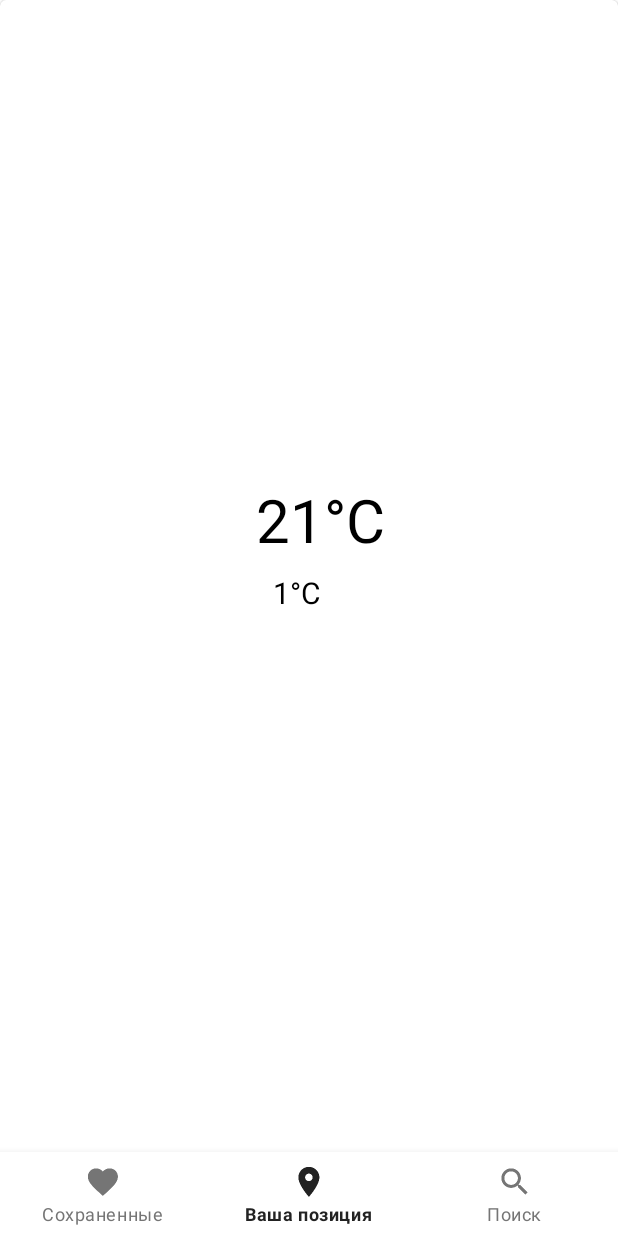
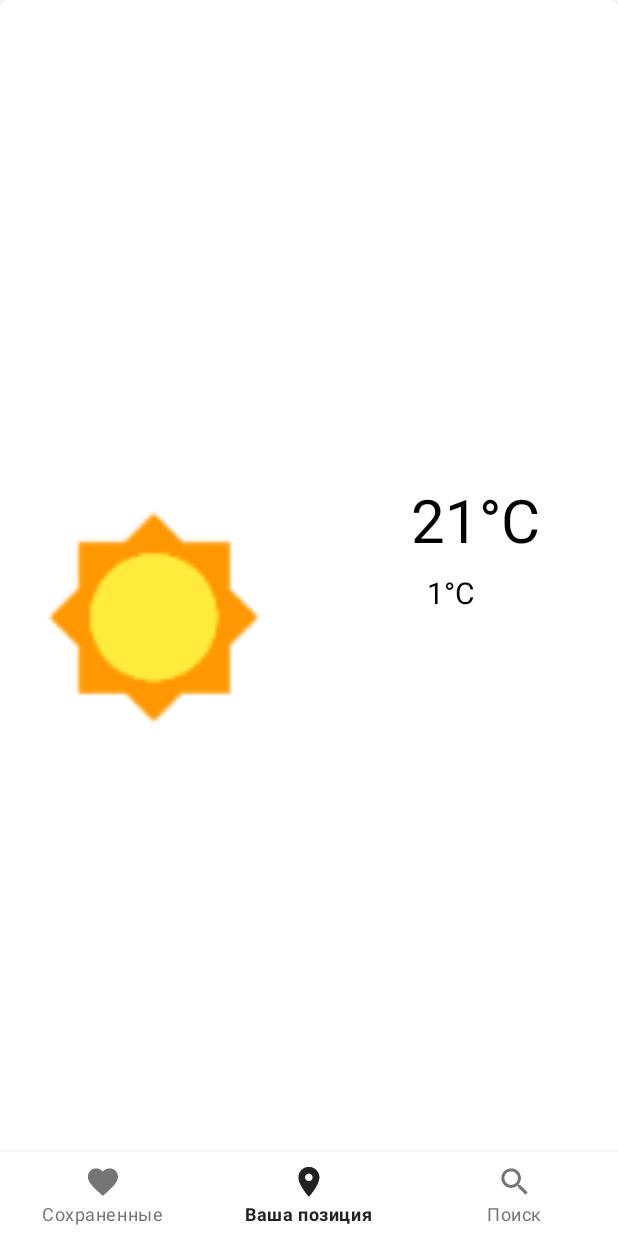
Before and after one commit to vldrshv/android_forecast, an Android app: the screen it shows after launch (MainActivity), on a phone screen of 412 x 824 dp. Run offline under Robolectric (Android 15) with nearby library versions, the phone set to English and light mode, and no system bars; libraries missing offline, so code that uses them is left out: bg.devlabs.transitioner; 5 statements that could not run were skipped.

Commit message:
updated layout.

```diff
--- a/Forecast/app/src/main/res/layout/current_locations_fragment.xml
+++ b/Forecast/app/src/main/res/layout/current_locations_fragment.xml
@@ -8,14 +8,14 @@
     android:layout_height="match_parent">
 
     <com.google.android.material.card.MaterialCardView
+        android:id="@+id/ending_view"
         style="@style/Widget.MaterialComponents.CardView"
-        android:id="@+id/ending_view"
-        android:layout_width="match_parent"
+        android:layout_width="0dp"
         android:layout_height="wrap_content"
         android:layout_marginStart="8dp"
         android:layout_marginTop="8dp"
         android:layout_marginEnd="8dp"
-        android:alpha="0.01"
+        android:alpha="0.1"
         android:orientation="vertical"
         android:padding="8dp"
         android:tag="starting_view"
@@ -24,9 +24,34 @@
         app:layout_constraintTop_toTopOf="parent">
 
         <LinearLayout
+            android:layout_width="match_parent"
+            android:layout_height="wrap_content"
+            android:gravity="center"
+            android:orientation="horizontal"
+            android:tag="linear_one"
+            android:weightSum="2">
+
+            <LinearLayout
+                android:layout_width="match_parent"
+                android:layout_height="match_parent"
+                android:layout_weight="1"
+                android:orientation="horizontal">
+
+                <ImageView
+                    android:id="@+id/imageView10"
+                    android:layout_width="match_parent"
+                    android:layout_height="match_parent"
+                    android:layout_weight="1"
+                    android:tag="weather"
+                    app:srcCompat="@drawable/icons8_sun_200c" />
+            </LinearLayout>
+
+            <LinearLayout
                 android:id="@+id/linearLayout"
                 android:layout_width="match_parent"
                 android:layout_height="match_parent"
+                android:layout_weight="1"
+                android:gravity="center"
                 android:orientation="vertical"
                 tools:layout_editor_absoluteX="8dp"
                 tools:layout_editor_absoluteY="8dp">
@@ -53,23 +78,42 @@
                     android:textSize="20dp" />
 
             </LinearLayout>
+        </LinearLayout>
+
     </com.google.android.material.card.MaterialCardView>
 
     <com.google.android.material.card.MaterialCardView
         android:id="@+id/starting_view"
         android:layout_width="match_parent"
         android:layout_height="match_parent"
+        android:background="@drawable/background"
         android:orientation="vertical"
         android:tag="starting_view"
         android:visibility="visible"
-        android:background="@drawable/background"
         tools:layout_editor_absoluteX="8dp"
         tools:layout_editor_absoluteY="8dp">
+
+        <LinearLayout
+            android:layout_width="match_parent"
+            android:layout_height="wrap_content"
+            android:layout_gravity="center"
+            android:orientation="horizontal">
+
+            <ImageView
+                android:id="@+id/imageView11"
+                android:layout_width="match_parent"
+                android:layout_height="match_parent"
+                android:layout_gravity="center"
+                android:layout_weight="1"
+                android:tag="weather"
+                app:srcCompat="@drawable/icons8_sun_200c" />
 
             <LinearLayout
                 android:id="@+id/linearLayout2"
                 android:layout_width="match_parent"
                 android:layout_height="match_parent"
+                android:layout_gravity="center"
+                android:layout_weight="1"
                 android:gravity="center"
                 android:orientation="vertical">
 
@@ -95,6 +139,7 @@
                     android:textColor="#000"
                     android:textSize="20dp" />
             </LinearLayout>
+        </LinearLayout>
 
 
     </com.google.android.material.card.MaterialCardView>
```
Lines whose indentation alone changed are shown as unchanged.
